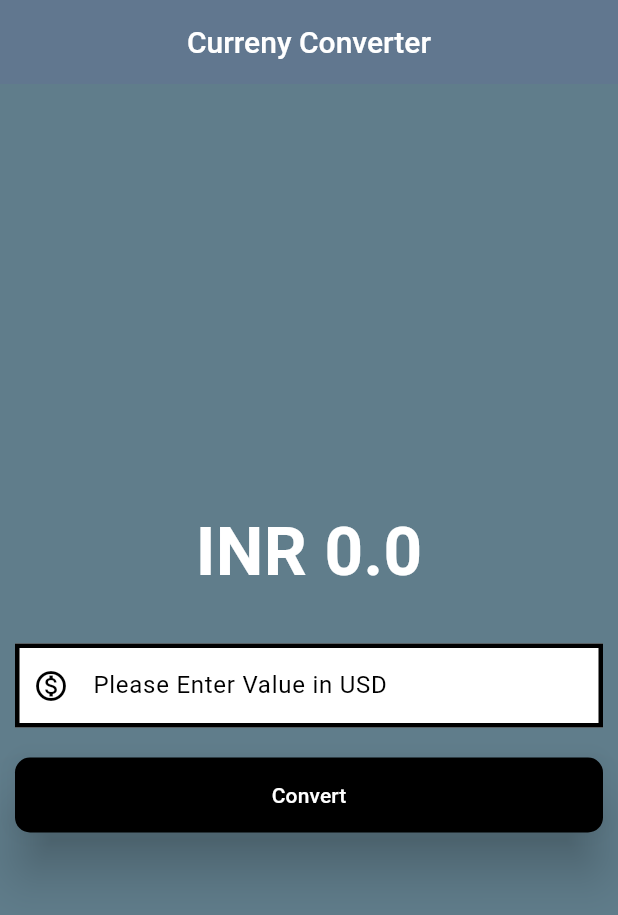
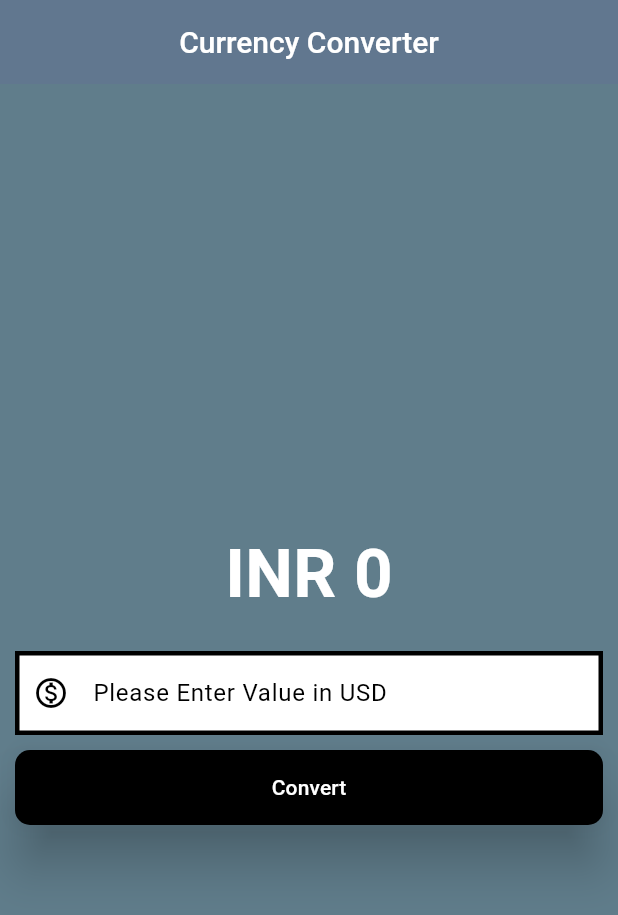
Before and after one commit to tanmayyysachan/Currency-Converter, a Flutter app: the screen it shows after launch, on a phone screen of 412 x 824 dp. Shown: the top 915 px of the screen. Run offline on Flutter 3.47's test engine with Material 3 defaults, Android fonts, the phone set to English and light mode, and no system bars.

Commit message:
first commit

```diff
--- a/lib/currency_converter_material_page.dart
+++ b/lib/currency_converter_material_page.dart
@@ -18,6 +18,17 @@ class _CurrencyConverterMaterialPageState
   // Controller for the input text field to capture user input
   final TextEditingController textEditingController = TextEditingController();
 
+  void convert() {
+    result = double.parse(textEditingController.text) * 87.09;
+    setState(() {});
+  }
+
+  @override
+  void dispose() {
+    textEditingController.dispose();
+    super.dispose();
+  }
+
   @override
   Widget build(BuildContext context) {
     // Defines a common border style used in the input field
@@ -27,53 +38,60 @@ class _CurrencyConverterMaterialPageState
     );
 
     return Scaffold(
-      // backgroundColor: Color.fromARGB(255, 0, 0, 0),
-      backgroundColor: Colors.blueGrey,
+      // backgroundColor: Color.fromARGB(255, 0, 0, 0), // Unused, but could set background color to black
+      backgroundColor:
+          Colors.blueGrey, // Set the background color of the screen
 
       appBar: AppBar(
-        title: const Text('Curreny Converter'),
-        backgroundColor: Colors.blueGrey,
-        elevation: 50, // Adds depth effect to AppBar
+        title: const Text('Currency Converter'), // Title of the app
+        backgroundColor: Colors.blueGrey, // AppBar color matches the background
+        elevation: 50, // Adds a depth effect (shadow) to the AppBar
         centerTitle: true, // Centers the title in the AppBar
         titleTextStyle: const TextStyle(
-          fontWeight: FontWeight.w500,
-          fontSize: 20,
-          color: Colors.white,
+          fontWeight: FontWeight.w500, // Semi-bold font weight
+          fontSize: 20, // Font size of the title
+          color: Colors.white, // Title color set to white
         ),
       ),
 
-      // Main UI centered on the screen
+      // Main UI content centered on the screen
       body: Center(
+        child: Padding(
+          padding: const EdgeInsets.all(
+            10,
+          ), // Adds padding around the entire body content
           child: Column(
-          mainAxisAlignment: MainAxisAlignment.center, // Aligns elements to the center
+            mainAxisAlignment:
+                MainAxisAlignment
+                    .center, // Centers elements vertically in the Column
             children: [
               // Displays the converted currency result
               Container(
                 padding: const EdgeInsets.all(
                   10.0,
-              ), // related to the gap between stuff inside and border
+                ), // Padding inside the container
                 margin: const EdgeInsets.all(
                   10.0,
-              ), // related to the gap between border and stuff outside
-              color: Colors.blueGrey, // takes only the text space
+                ), // Margin outside the container
+                color: Colors.blueGrey, // Background color of the container
                 child: Text(
-                'INR ${result.toString()}', // Display the converted amount
+                  // Shows the converted INR value
+                  'INR ${result != 0 ? result.toStringAsFixed(2) : result.toStringAsFixed(0)}',
                   style: const TextStyle(
-                  fontSize: 45,
-                  fontWeight: FontWeight.w700,
-                  color: Colors.white,
+                    fontSize: 45, // Text size of the converted amount
+                    fontWeight: FontWeight.w700, // Bold text for emphasis
+                    color: Colors.white, // Text color set to white
                   ),
                 ),
               ),
 
-            // Input field for entering USD value
-            Padding(
-              // container is the collection of many widgets while padding is one of them
-              padding: const EdgeInsets.all(10),
-              // margin: const EdgeInsets.all(8.0), Available only for container widget
-              child: TextField(
-                controller: textEditingController, // Controller for input text
-                style: const TextStyle(color: Colors.black), // Text color
+              // Input field where the user can type the USD value
+              TextField(
+                controller:
+                    textEditingController, // Associates this field with the textEditingController
+                style: const TextStyle(
+                  color: Colors.black,
+                ), // Text color set to black
                 decoration: InputDecoration(
                   // label: Text(
                   //   'Please Enter Value in INR',
@@ -82,72 +100,59 @@ class _CurrencyConverterMaterialPageState
                   //   ),
                   // ),
                   hintText: "Please Enter Value in USD", // Placeholder text
-                  hintStyle: const TextStyle(color: Colors.black),
+                  hintStyle: const TextStyle(
+                    color: Colors.black,
+                  ), // Hint text style
                   prefixIcon: const Icon(
-                    Icons.monetization_on_outlined,
-                  ), // if wanna add after text then use suffix instead of prefix everything else same
-                  prefixIconColor: Colors.black,
-                  filled: true, // Enables background color for input field
-                  fillColor: Colors.white, // Background color of input field
-
-                  // focusedBorder: OutlineInputBorder(
-                  //   borderSide: const BorderSide(
-                  //     color: Colors.black,
-                  //     width: 3.0,
-                  //     style: BorderStyle.solid,
-                  //     strokeAlign:
-                  //         BorderSide
-                  //             .strokeAlignOutside, // THIS WILL SET COLOR TO OUTSIDE OF BOUNDRY
-                  //     // strokeAlign: BorderSide.strokeAlignCenter, THIS WILL SET BOUNDRY COLOR TO CENTER OF THE BOUNDRY
-                  //   ),
-                  //   // borderRadius: BorderRadius.all(
-                  //   //   Radius.circular(30),
-                  //   // )
-                  //   borderRadius: BorderRadius.circular(
-                  //     60,
-                  //   ), // same output as .all
+                    Icons.monetization_on_outlined, // Icon for the input field
+                  ),
+                  prefixIconColor: Colors.black, // Icon color set to black
+                  filled:
+                      true, // Enables background color inside the input field
+                  fillColor:
+                      Colors
+                          .white, // Set background color of the text field to white
                   focusedBorder:
-                      border, // jo cheez upar hai usko final variable bana ke yaha likh diya to reduce complexity of code
-                  enabledBorder: border,
+                      border, // Use the defined border style when the field is focused
+                  enabledBorder:
+                      border, // Use the same border style when the field is enabled
                 ),
                 keyboardType: const TextInputType.numberWithOptions(
-                  decimal: true, // Allows decimal input
+                  decimal: true, // Allows decimal input for the USD value
                 ),
               ),
-            ),
-
-            // Convert button
-            Padding(
-              padding: const EdgeInsets.all(10), // Space around the button
-              child: ElevatedButton(
-                onPressed: () {
-                  setState(() {
-                    // Convert input text to double and perform conversion
-                    result = double.parse(textEditingController.text) * 87.09;
-                    result =
-                        double.parse(result.toStringAsFixed(2)); // Round to 2 decimal places
-                  });
-
+              const SizedBox(
+                height: 10,
+              ), // Adds space between input field and button
+              // Convert button that triggers the conversion
+              ElevatedButton(
+                onPressed:
+                    convert, // When the button is pressed, it calls the convert() method
                 // debugPrint('Hello Guys');
                 // if (kDebugMode) {
                 //   // three types of modes : debug , release , profile
                 //   print('Hello Guys');
                 // }
-                  return;
-                },
                 style: ElevatedButton.styleFrom(
-                  elevation: 15, // Button shadow effect
-                  backgroundColor: Colors.black, // Button background color
-                  foregroundColor: Colors.white, // Text color
-                  minimumSize: const Size(double.infinity, 50), // Full-width button
+                  elevation: 15, // Adds shadow to the button
+                  backgroundColor:
+                      Colors.black, // Set button background color to black
+                  foregroundColor:
+                      Colors.white, // Set text color on button to white
+                  minimumSize: const Size(
+                    double.infinity,
+                    50,
+                  ), // Make button full-width with minimum height 50
                   shape: RoundedRectangleBorder(
-                    borderRadius: BorderRadius.circular(10), // Rounded button corners
+                    borderRadius: BorderRadius.circular(
+                      10,
+                    ), // Rounded corners for the button
                   ),
                 ),
-                child: const Text('Convert'), // Button label
-              ),
+                child: const Text('Convert'), // Label on the button
               ),
             ],
+          ),
         ),
       ),
     );
--- a/lib/main.dart
+++ b/lib/main.dart
@@ -1,14 +1,11 @@
 import 'package:flutter/material.dart';
+import 'package:flutter/cupertino.dart';
 import 'currency_converter_material_page.dart';
+import 'currency_converter_cupertino_page.dart';
 
 void main() {
   runApp(const MyApp());
 }
-
-// what is a State?
-// Types of States : 1. StatelessWidget & 2. StatefulWidget
-
-// Design : 1. Material Design & 2. Cupertino Design
 
 class MyApp extends StatelessWidget {
   const MyApp({super.key});
@@ -16,7 +13,18 @@ class MyApp extends StatelessWidget {
   @override
   Widget build(BuildContext context) {
     return const MaterialApp(
-      home: CurrencyConverterMaterialPage(),
+      home: CurrencyConverterMaterialPage()
     );
   }
 }
+
+class MyCupertinoApp extends StatelessWidget {
+  const MyCupertinoApp({super.key});
+
+  @override
+  Widget build(BuildContext context) {
+    return const CupertinoApp(
+      home: CurrencyConverterCupertinoPage(),
+    );
+  }
+}
```
Also changed, not shown: lib/currency_converter_cupertino_page.dart (added, +94 -0 lines). Lines whose indentation alone changed are shown as unchanged.
